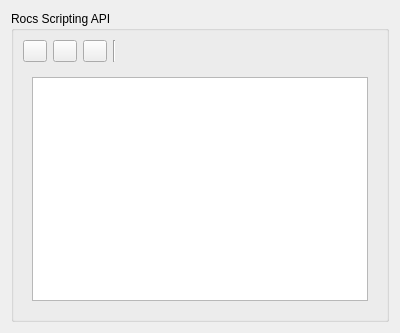
Qt form App/Ui/ApiDoc/ApiDocWidget.ui (KDE/rocs) before a commit.
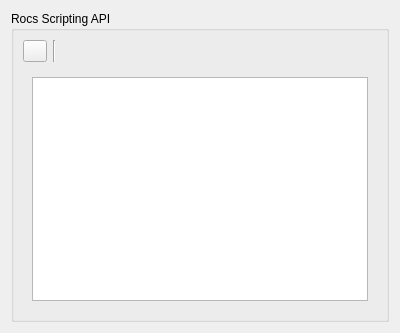
The same form after that commit. Custom widgets are drawn as their Qt base class.

Commit message: Remove buttons without any functionality.

```diff
--- a/App/Ui/ApiDoc/ApiDocWidget.ui
+++ b/App/Ui/ApiDoc/ApiDocWidget.ui
@@ -44,26 +44,6 @@
       </item>
       <item row="0" column="0">
        <layout class="QGridLayout" name="gridLayout_2">
-        <item row="0" column="1">
-         <widget class="KPushButton" name="buttonBack">
-          <property name="maximumSize">
-           <size>
-            <width>24</width>
-            <height>16777215</height>
-           </size>
-          </property>
-         </widget>
-        </item>
-        <item row="0" column="2">
-         <widget class="KPushButton" name="buttonForward">
-          <property name="maximumSize">
-           <size>
-            <width>24</width>
-            <height>16777215</height>
-           </size>
-          </property>
-         </widget>
-        </item>
         <item row="0" column="0">
          <widget class="KPushButton" name="buttonHome">
           <property name="maximumSize">
@@ -80,7 +60,7 @@
           </property>
          </widget>
         </item>
-        <item row="0" column="4">
+        <item row="0" column="2">
          <spacer name="horizontalSpacer">
           <property name="orientation">
            <enum>Qt::Horizontal</enum>
@@ -93,7 +73,7 @@
           </property>
          </spacer>
         </item>
-        <item row="0" column="3">
+        <item row="0" column="1">
          <widget class="Line" name="line">
           <property name="orientation">
            <enum>Qt::Vertical</enum>
```
The commit also changes 1 other file.
